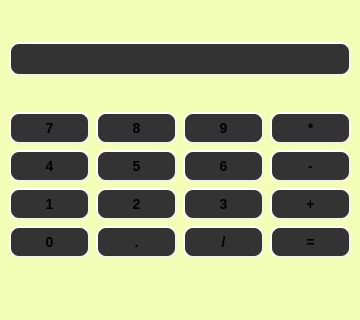
Before: the Qt Designer form calculator.ui in Hov1122/QtCalculator, drawn with Qt 5.
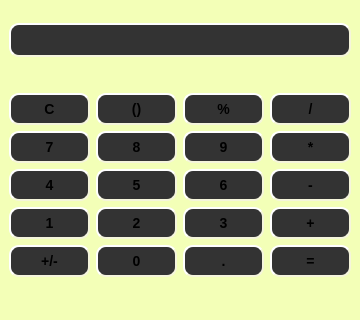
After: the same form once the commit is applied.

Commit message: added missing buttons

Patch:
```diff
--- a/calculator.ui
+++ b/calculator.ui
@@ -115,7 +115,7 @@
       </item>
       <item>
        <layout class="QGridLayout" name="gridLayout">
-        <item row="0" column="0">
+        <item row="1" column="0">
          <widget class="QPushButton" name="num_7">
           <property name="sizeIncrement">
            <size>
@@ -158,8 +158,8 @@
           </property>
          </widget>
         </item>
-        <item row="3" column="2">
-         <widget class="QPushButton" name="op_div">
+        <item row="2" column="1">
+         <widget class="QPushButton" name="num_5">
           <property name="styleSheet">
            <string notr="true">QPushButton {
      background-color: #333;
@@ -191,11 +191,11 @@
     }</string>
           </property>
           <property name="text">
-           <string>/</string>
+           <string>5</string>
           </property>
          </widget>
         </item>
-        <item row="1" column="0">
+        <item row="2" column="0">
          <widget class="QPushButton" name="num_4">
           <property name="styleSheet">
            <string notr="true">QPushButton {
@@ -232,8 +232,8 @@
           </property>
          </widget>
         </item>
-        <item row="1" column="2">
-         <widget class="QPushButton" name="num_6">
+        <item row="4" column="3">
+         <widget class="QPushButton" name="op_equal">
           <property name="styleSheet">
            <string notr="true">QPushButton {
      background-color: #333;
@@ -265,12 +265,15 @@
     }</string>
           </property>
           <property name="text">
-           <string>6</string>
+           <string>=</string>
           </property>
+          <property name="default">
+           <bool>true</bool>
+          </property>
          </widget>
         </item>
-        <item row="2" column="3">
-         <widget class="QPushButton" name="op_add">
+        <item row="4" column="2">
+         <widget class="QPushButton" name="op_point">
           <property name="styleSheet">
            <string notr="true">QPushButton {
      background-color: #333;
@@ -302,11 +305,11 @@
     }</string>
           </property>
           <property name="text">
-           <string>+</string>
+           <string>.</string>
           </property>
          </widget>
         </item>
-        <item row="2" column="0">
+        <item row="3" column="0">
          <widget class="QPushButton" name="num_1">
           <property name="styleSheet">
            <string notr="true">QPushButton {
@@ -343,7 +346,81 @@
           </property>
          </widget>
         </item>
-        <item row="3" column="0">
+        <item row="4" column="0">
+         <widget class="QPushButton" name="op_sign">
+          <property name="styleSheet">
+           <string notr="true">QPushButton {
+     background-color: #333;
+    border-style: outset;
+    border-width: 2px;
+    border-radius: 10px;
+    border-color: beige;
+    font: bold 14px;
+    padding: 6px;
+background: qradialgradient(
+        cx: 0.3, cy: -0.4, fx: 0.3, fy: -0.4,
+        radius: 1.35, stop: 0 #fff, stop: 1 #888
+        );
+    }
+
+QPushButton:hover {
+    background: qradialgradient(
+        cx: 0.3, cy: -0.4, fx: 0.3, fy: -0.4,
+        radius: 1.35, stop: 0 #fff, stop: 1 #bbb
+        );
+    }
+
+QPushButton:pressed {
+    border-style: inset;
+    background: qradialgradient(
+        cx: 0.4, cy: -0.1, fx: 0.4, fy: -0.1,
+        radius: 1.35, stop: 0 #fff, stop: 1 #ddd
+        );
+    }</string>
+          </property>
+          <property name="text">
+           <string>+/-</string>
+          </property>
+         </widget>
+        </item>
+        <item row="2" column="3">
+         <widget class="QPushButton" name="op_sub">
+          <property name="styleSheet">
+           <string notr="true">QPushButton {
+     background-color: #333;
+    border-style: outset;
+    border-width: 2px;
+    border-radius: 10px;
+    border-color: beige;
+    font: bold 14px;
+    padding: 6px;
+background: qradialgradient(
+        cx: 0.3, cy: -0.4, fx: 0.3, fy: -0.4,
+        radius: 1.35, stop: 0 #fff, stop: 1 #888
+        );
+    }
+
+QPushButton:hover {
+    background: qradialgradient(
+        cx: 0.3, cy: -0.4, fx: 0.3, fy: -0.4,
+        radius: 1.35, stop: 0 #fff, stop: 1 #bbb
+        );
+    }
+
+QPushButton:pressed {
+    border-style: inset;
+    background: qradialgradient(
+        cx: 0.4, cy: -0.1, fx: 0.4, fy: -0.1,
+        radius: 1.35, stop: 0 #fff, stop: 1 #ddd
+        );
+    }</string>
+          </property>
+          <property name="text">
+           <string>-</string>
+          </property>
+         </widget>
+        </item>
+        <item row="4" column="1">
          <widget class="QPushButton" name="num_0">
           <property name="styleSheet">
            <string notr="true">QPushButton {
@@ -380,8 +457,8 @@
           </property>
          </widget>
         </item>
-        <item row="1" column="1">
-         <widget class="QPushButton" name="num_5">
+        <item row="3" column="2">
+         <widget class="QPushButton" name="num_3">
           <property name="styleSheet">
            <string notr="true">QPushButton {
      background-color: #333;
@@ -413,12 +490,12 @@
     }</string>
           </property>
           <property name="text">
-           <string>5</string>
+           <string>3</string>
           </property>
          </widget>
         </item>
         <item row="3" column="1">
-         <widget class="QPushButton" name="op_point">
+         <widget class="QPushButton" name="num_2">
           <property name="styleSheet">
            <string notr="true">QPushButton {
      background-color: #333;
@@ -450,11 +527,85 @@
     }</string>
           </property>
           <property name="text">
-           <string>.</string>
+           <string>2</string>
           </property>
          </widget>
         </item>
-        <item row="0" column="3">
+        <item row="1" column="1">
+         <widget class="QPushButton" name="num_8">
+          <property name="styleSheet">
+           <string notr="true">QPushButton {
+     background-color: #333;
+    border-style: outset;
+    border-width: 2px;
+    border-radius: 10px;
+    border-color: beige;
+    font: bold 14px;
+    padding: 6px;
+background: qradialgradient(
+        cx: 0.3, cy: -0.4, fx: 0.3, fy: -0.4,
+        radius: 1.35, stop: 0 #fff, stop: 1 #888
+        );
+    }
+
+QPushButton:hover {
+    background: qradialgradient(
+        cx: 0.3, cy: -0.4, fx: 0.3, fy: -0.4,
+        radius: 1.35, stop: 0 #fff, stop: 1 #bbb
+        );
+    }
+
+QPushButton:pressed {
+    border-style: inset;
+    background: qradialgradient(
+        cx: 0.4, cy: -0.1, fx: 0.4, fy: -0.1,
+        radius: 1.35, stop: 0 #fff, stop: 1 #ddd
+        );
+    }</string>
+          </property>
+          <property name="text">
+           <string>8</string>
+          </property>
+         </widget>
+        </item>
+        <item row="3" column="3">
+         <widget class="QPushButton" name="op_add">
+          <property name="styleSheet">
+           <string notr="true">QPushButton {
+     background-color: #333;
+    border-style: outset;
+    border-width: 2px;
+    border-radius: 10px;
+    border-color: beige;
+    font: bold 14px;
+    padding: 6px;
+background: qradialgradient(
+        cx: 0.3, cy: -0.4, fx: 0.3, fy: -0.4,
+        radius: 1.35, stop: 0 #fff, stop: 1 #888
+        );
+    }
+
+QPushButton:hover {
+    background: qradialgradient(
+        cx: 0.3, cy: -0.4, fx: 0.3, fy: -0.4,
+        radius: 1.35, stop: 0 #fff, stop: 1 #bbb
+        );
+    }
+
+QPushButton:pressed {
+    border-style: inset;
+    background: qradialgradient(
+        cx: 0.4, cy: -0.1, fx: 0.4, fy: -0.1,
+        radius: 1.35, stop: 0 #fff, stop: 1 #ddd
+        );
+    }</string>
+          </property>
+          <property name="text">
+           <string>+</string>
+          </property>
+         </widget>
+        </item>
+        <item row="1" column="3">
          <widget class="QPushButton" name="op_mul">
           <property name="styleSheet">
            <string notr="true">QPushButton {
@@ -491,81 +642,7 @@
           </property>
          </widget>
         </item>
-        <item row="1" column="3">
-         <widget class="QPushButton" name="op_sub">
-          <property name="styleSheet">
-           <string notr="true">QPushButton {
-     background-color: #333;
-    border-style: outset;
-    border-width: 2px;
-    border-radius: 10px;
-    border-color: beige;
-    font: bold 14px;
-    padding: 6px;
-background: qradialgradient(
-        cx: 0.3, cy: -0.4, fx: 0.3, fy: -0.4,
-        radius: 1.35, stop: 0 #fff, stop: 1 #888
-        );
-    }
-
-QPushButton:hover {
-    background: qradialgradient(
-        cx: 0.3, cy: -0.4, fx: 0.3, fy: -0.4,
-        radius: 1.35, stop: 0 #fff, stop: 1 #bbb
-        );
-    }
-
-QPushButton:pressed {
-    border-style: inset;
-    background: qradialgradient(
-        cx: 0.4, cy: -0.1, fx: 0.4, fy: -0.1,
-        radius: 1.35, stop: 0 #fff, stop: 1 #ddd
-        );
-    }</string>
-          </property>
-          <property name="text">
-           <string>-</string>
-          </property>
-         </widget>
-        </item>
-        <item row="2" column="2">
-         <widget class="QPushButton" name="num_3">
-          <property name="styleSheet">
-           <string notr="true">QPushButton {
-     background-color: #333;
-    border-style: outset;
-    border-width: 2px;
-    border-radius: 10px;
-    border-color: beige;
-    font: bold 14px;
-    padding: 6px;
-background: qradialgradient(
-        cx: 0.3, cy: -0.4, fx: 0.3, fy: -0.4,
-        radius: 1.35, stop: 0 #fff, stop: 1 #888
-        );
-    }
-
-QPushButton:hover {
-    background: qradialgradient(
-        cx: 0.3, cy: -0.4, fx: 0.3, fy: -0.4,
-        radius: 1.35, stop: 0 #fff, stop: 1 #bbb
-        );
-    }
-
-QPushButton:pressed {
-    border-style: inset;
-    background: qradialgradient(
-        cx: 0.4, cy: -0.1, fx: 0.4, fy: -0.1,
-        radius: 1.35, stop: 0 #fff, stop: 1 #ddd
-        );
-    }</string>
-          </property>
-          <property name="text">
-           <string>3</string>
-          </property>
-         </widget>
-        </item>
-        <item row="0" column="2">
+        <item row="1" column="2">
          <widget class="QPushButton" name="num_9">
           <property name="tabletTracking">
            <bool>false</bool>
@@ -605,8 +682,8 @@
           </property>
          </widget>
         </item>
-        <item row="3" column="3">
-         <widget class="QPushButton" name="op_equal">
+        <item row="2" column="2">
+         <widget class="QPushButton" name="num_6">
           <property name="styleSheet">
            <string notr="true">QPushButton {
      background-color: #333;
@@ -638,15 +715,12 @@
     }</string>
           </property>
           <property name="text">
-           <string>=</string>
-          </property>
-          <property name="default">
-           <bool>true</bool>
+           <string>6</string>
           </property>
          </widget>
         </item>
-        <item row="2" column="1">
-         <widget class="QPushButton" name="num_2">
+        <item row="0" column="0">
+         <widget class="QPushButton" name="op_clear">
           <property name="styleSheet">
            <string notr="true">QPushButton {
      background-color: #333;
@@ -678,12 +752,12 @@
     }</string>
           </property>
           <property name="text">
-           <string>2</string>
+           <string>C</string>
           </property>
          </widget>
         </item>
         <item row="0" column="1">
-         <widget class="QPushButton" name="num_8">
+         <widget class="QPushButton" name="op_brackets">
           <property name="styleSheet">
            <string notr="true">QPushButton {
      background-color: #333;
@@ -715,7 +789,81 @@
     }</string>
           </property>
           <property name="text">
-           <string>8</string>
+           <string>()</string>
+          </property>
+         </widget>
+        </item>
+        <item row="0" column="2">
+         <widget class="QPushButton" name="op_percentage">
+          <property name="styleSheet">
+           <string notr="true">QPushButton {
+     background-color: #333;
+    border-style: outset;
+    border-width: 2px;
+    border-radius: 10px;
+    border-color: beige;
+    font: bold 14px;
+    padding: 6px;
+background: qradialgradient(
+        cx: 0.3, cy: -0.4, fx: 0.3, fy: -0.4,
+        radius: 1.35, stop: 0 #fff, stop: 1 #888
+        );
+    }
+
+QPushButton:hover {
+    background: qradialgradient(
+        cx: 0.3, cy: -0.4, fx: 0.3, fy: -0.4,
+        radius: 1.35, stop: 0 #fff, stop: 1 #bbb
+        );
+    }
+
+QPushButton:pressed {
+    border-style: inset;
+    background: qradialgradient(
+        cx: 0.4, cy: -0.1, fx: 0.4, fy: -0.1,
+        radius: 1.35, stop: 0 #fff, stop: 1 #ddd
+        );
+    }</string>
+          </property>
+          <property name="text">
+           <string>%</string>
+          </property>
+         </widget>
+        </item>
+        <item row="0" column="3">
+         <widget class="QPushButton" name="op_div">
+          <property name="styleSheet">
+           <string notr="true">QPushButton {
+     background-color: #333;
+    border-style: outset;
+    border-width: 2px;
+    border-radius: 10px;
+    border-color: beige;
+    font: bold 14px;
+    padding: 6px;
+background: qradialgradient(
+        cx: 0.3, cy: -0.4, fx: 0.3, fy: -0.4,
+        radius: 1.35, stop: 0 #fff, stop: 1 #888
+        );
+    }
+
+QPushButton:hover {
+    background: qradialgradient(
+        cx: 0.3, cy: -0.4, fx: 0.3, fy: -0.4,
+        radius: 1.35, stop: 0 #fff, stop: 1 #bbb
+        );
+    }
+
+QPushButton:pressed {
+    border-style: inset;
+    background: qradialgradient(
+        cx: 0.4, cy: -0.1, fx: 0.4, fy: -0.1,
+        radius: 1.35, stop: 0 #fff, stop: 1 #ddd
+        );
+    }</string>
+          </property>
+          <property name="text">
+           <string>/</string>
           </property>
          </widget>
         </item>
```
